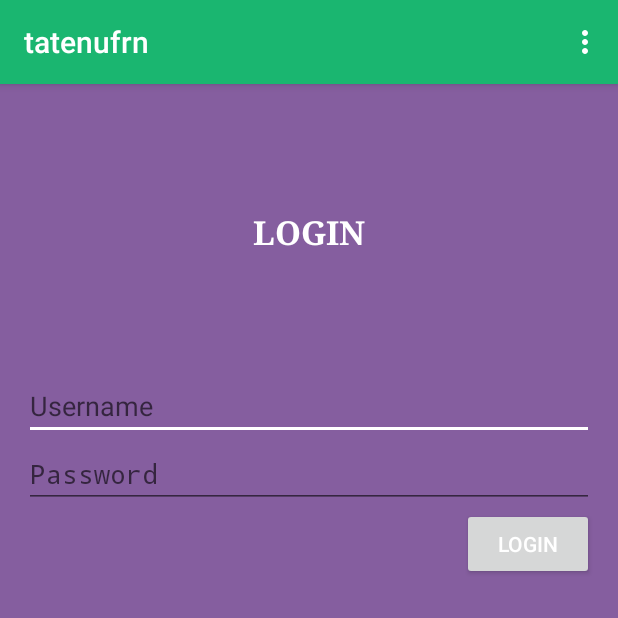
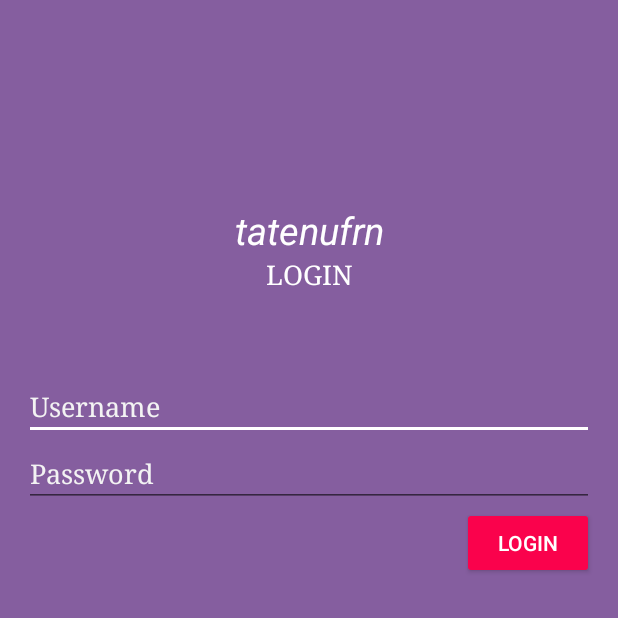
Before and after one commit to adelinosegundo/tatenufrn, an Android app: the screen it shows after launch (Login), on a phone screen of 412 x 824 dp, the top half of it. Run offline under Robolectric (Android 15) with nearby library versions, the phone set to English and light mode, and no system bars; libraries missing offline, so code that uses them is left out: com.raizlabs.android; 1 statement that could not run was skipped.

Commit message:
Add some style.

```diff
--- a/app/src/main/java/com/android_dev/tatenuufrn/activities/Login.java
+++ b/app/src/main/java/com/android_dev/tatenuufrn/activities/Login.java
@@ -34,6 +34,7 @@ public class Login extends Activity {
     @Override
     protected void onCreate(Bundle savedInstanceState) {
         super.onCreate(savedInstanceState);
+
         setContentView(R.layout.activity_login);
         usernameEditText = (EditText) findViewById(R.id.usernameEditText);
         passowrdEditText = (EditText) findViewById(R.id.passwordEditText);
--- a/app/src/main/res/layout/activity_list_events.xml
+++ b/app/src/main/res/layout/activity_list_events.xml
@@ -24,7 +24,8 @@
         android:layout_alignParentBottom="true"
         android:layout_margin="0dp"
         android:layout_marginTop="0dp"
-        android:layout_marginBottom="0dp">
+        android:layout_marginBottom="0dp"
+        android:dividerHeight="10.0sp">
 
     </ListView>
 
--- a/app/src/main/res/layout/activity_login.xml
+++ b/app/src/main/res/layout/activity_login.xml
@@ -11,13 +11,16 @@
         android:layout_width="wrap_content"
         android:layout_height="wrap_content"
         android:textAppearance="?android:attr/textAppearanceLarge"
-        android:text="LOGIN"
+        android:text="tatenufrn"
         android:id="@+id/h1TextView"
+        android:typeface="sans"
+        android:gravity="center_horizontal"
+        android:textSize="25dp"
+        android:layout_marginTop="120dp"
         android:layout_alignParentTop="true"
-        android:layout_centerHorizontal="true"
-        android:layout_marginTop="67dp"
-        android:typeface="serif"
-        android:textStyle="bold" />
+        android:layout_alignParentStart="true"
+        android:layout_alignEnd="@+id/usernameEditText"
+        android:textStyle="italic" />
 
     <EditText
         android:layout_width="wrap_content"
@@ -27,7 +30,13 @@
         android:layout_below="@+id/h1TextView"
         android:layout_alignParentEnd="true"
         android:layout_marginTop="78dp"
-        android:layout_alignParentStart="true" />
+        android:layout_alignParentStart="true"
+        android:typeface="serif"
+        android:text="Username"
+        android:textColor="#f3f3f3"
+        android:textColorHighlight="#f3f3f3"
+        android:textColorHint="#f3f3f3"
+        android:textColorLink="#f3f3f3" />
 
     <EditText
         android:layout_width="wrap_content"
@@ -39,7 +48,14 @@
         android:layout_alignParentLeft="true"
         android:layout_alignParentStart="true"
         android:layout_alignParentRight="true"
-        android:layout_alignParentEnd="true" />
+        android:layout_alignParentEnd="true"
+        android:typeface="serif"
+        android:fontFamily="serif"
+        android:textColor="#f3f3f3"
+        android:textColorHighlight="#f3f3f3"
+        android:textColorHint="#f3f3f3"
+        android:textColorLink="#f3f3f3"
+        android:textIsSelectable="true" />
 
     <Button
         android:layout_width="wrap_content"
@@ -49,4 +65,19 @@
         android:layout_below="@+id/passwordEditText"
         android:layout_alignParentRight="true"
         android:layout_alignParentEnd="true" />
+
+    <TextView
+        android:layout_width="wrap_content"
+        android:layout_height="wrap_content"
+        android:textAppearance="?android:attr/textAppearanceMedium"
+        android:text="LOGIN"
+        android:id="@+id/h2TextView"
+        android:textColor="#fff"
+        android:typeface="serif"
+        android:textSize="18dp"
+        android:gravity="center_horizontal"
+        android:layout_below="@+id/h1TextView"
+        android:layout_alignParentStart="true"
+        android:layout_alignEnd="@+id/h1TextView" />
+
 </RelativeLayout>
--- a/app/src/main/res/values/colors.xml
+++ b/app/src/main/res/values/colors.xml
@@ -1,6 +1,6 @@
 <?xml version="1.0" encoding="utf-8"?>
 <resources>
     <color name="green">#1ab670</color>
-    <color name="black">#333</color>
+    <color name="black">#000</color>
     <color name="white">#fff</color>
 </resources>
--- /dev/null
+++ b/app/src/main/res/values/drawable.xml
@@ -0,0 +1,4 @@
+<?xml version="1.0" encoding="utf-8"?>
+<resources>
+
+</resources>
--- a/app/src/main/res/values/styles.xml
+++ b/app/src/main/res/values/styles.xml
@@ -15,5 +15,44 @@
         <item name="android:windowBackground">@color/black</item>
 
         <item name="android:navigationBarColor">@color/black</item>
+
+        <item name="android:colorButtonNormal">#fa024c</item>
+
+        <item name="android:actionBarStyle">@style/Theme.MyAppTheme.ActionBar</item>
+    </style>
+
+    <style name="Theme.MyAppTheme.ActionBar" parent="@android:style/Widget.Holo.ActionBar">
+        <item name="android:background">@color/green</item>
+        <item name="android:titleTextStyle">@style/MyTheme.MyActionBar.TitleTextStyle</item>
+    </style>
+
+    <style name="MyTheme.MyActionBar.TitleTextStyle" parent="@android:style/TextAppearance.Holo.Widget.ActionBar.Title">
+        <item name="android:textStyle">italic</item>
+    </style>
+
+    <!-- your theme inherits from the material theme -->
+    <style name="LoginAppTheme" parent="android:Theme.Material.Light">
+        <!-- Main theme colors -->
+        <!--   your app branding color for the app bar -->
+        <item name="android:colorPrimary">@color/green</item>
+        <!--   darker variant for the status bar and contextual app bars -->
+        <item name="android:colorPrimaryDark">@color/black</item>
+        <!--   theme UI controls like checkboxes and text fields -->
+        <item name="android:colorAccent">@color/white</item>
+
+        <item name="android:textColorPrimary">@color/white</item>
+
+        <item name="android:windowBackground">@color/black</item>
+
+        <item name="android:navigationBarColor">@color/black</item>
+
+        <item name="android:colorButtonNormal">#fa024c</item>
+
+        <item name = "android:windowActionBar">false</item>
+        <item name = "android:windowNoTitle">true</item>
+
+        <item name="colorControlNormal">#f3f3f3</item>
+        <item name="colorControlActivated">#f3f3f3</item>
+        <item name="colorControlHighlight">#f3f3f3</item>
     </style>
 </resources>
```
Also changed, not shown: app/src/main/AndroidManifest.xml (+6 -4 lines), app/src/main/res/layout/event_row.xml (+38 -8 lines), app/src/main/res/drawable/logo.png (added), 3 other files.
